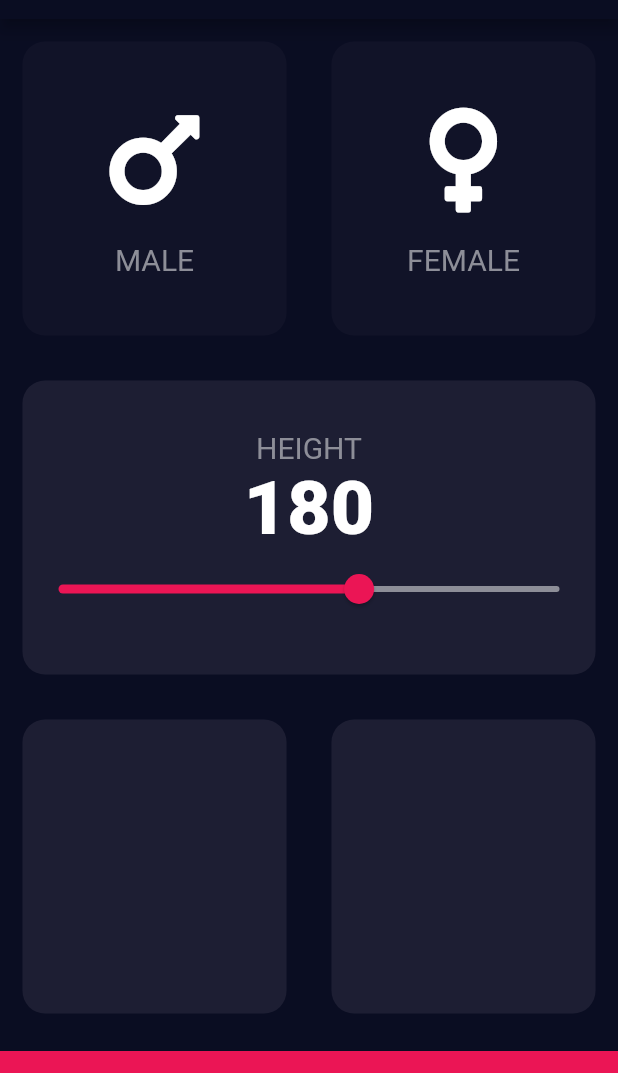
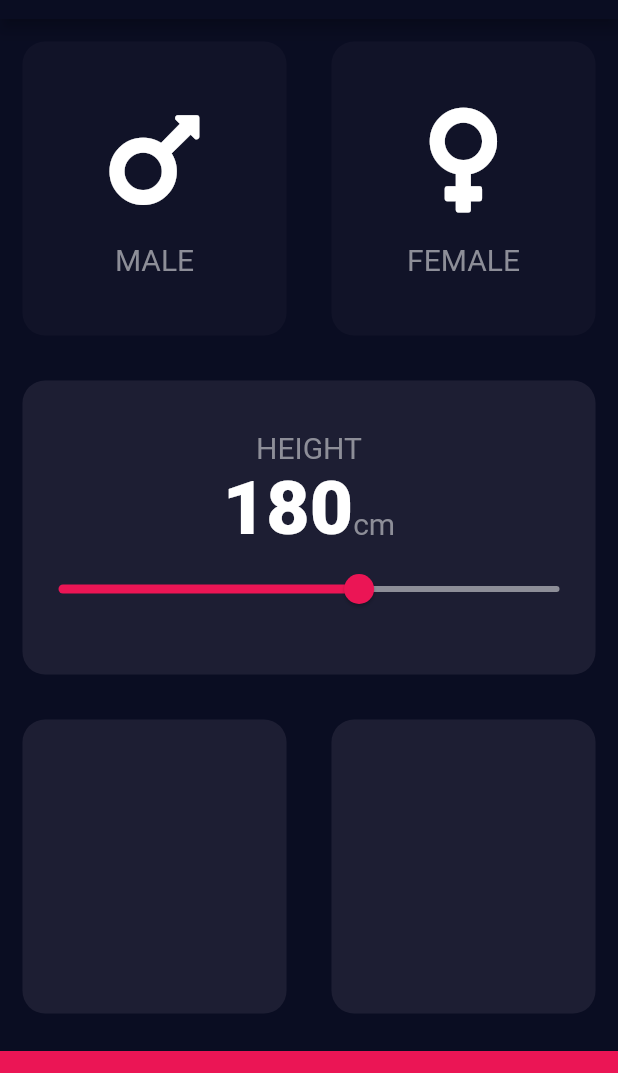
Before and after one commit to tchorzewski1991/bmi_calc, a Flutter app: the screen it shows after launch, on a phone screen of 412 x 824 dp, the part 65-1138 px from its top. Run offline on Flutter 3.47's test engine with Material 2 defaults, Android fonts, the phone set to English and light mode, and no system bars; our stand-ins replace font_awesome_flutter.

Commit message:
Add height metric + row and baseline alignment

```diff
--- a/lib/pages/home.dart
+++ b/lib/pages/home.dart
@@ -109,7 +109,6 @@ class _HomeState extends State<Home> {
                       color: reusableCardColor,
                       child: Column(
                         mainAxisAlignment: MainAxisAlignment.center,
-                        crossAxisAlignment: CrossAxisAlignment.center,
                         children: [
                           Text(
                             'HEIGHT',
@@ -118,12 +117,26 @@ class _HomeState extends State<Home> {
                               fontSize: 20.0,
                             ),
                           ),
+                          Row(
+                            mainAxisAlignment: MainAxisAlignment.center,
+                            crossAxisAlignment: CrossAxisAlignment.baseline,
+                            textBaseline: TextBaseline.alphabetic,
+                            children: [
                               Text(
                                 selectedHeight.round().toString(),
                                 style: TextStyle(
                                   fontSize: 50.0,
                                   fontWeight: FontWeight.w900,
                                 ),
+                              ),
+                              Text(
+                                'cm',
+                                style: TextStyle(
+                                  color: iconContentTextColor,
+                                  fontSize: 20.0,
+                                ),
+                              )
+                            ],
                           ),
                           Slider(
                             value: selectedHeight,
```
Lines whose indentation alone changed are shown as unchanged.
